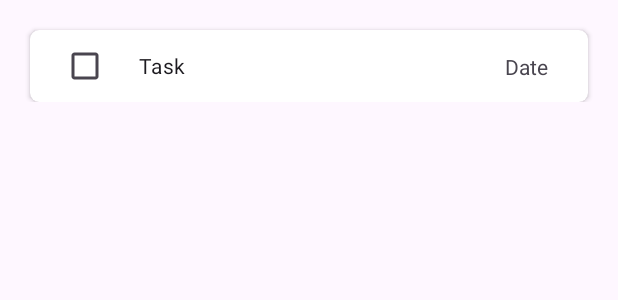
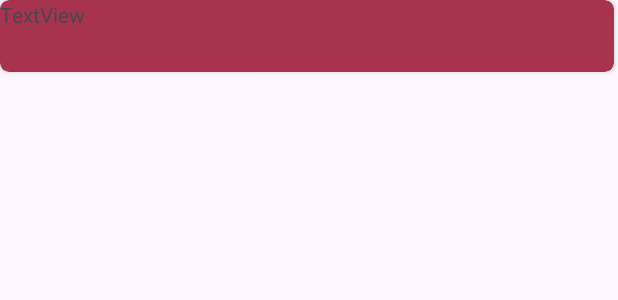
Before and after one commit to Justinohayo/EvergrowTesting, an Android app: the layout recycler_view_row.xml on its own in the app's theme, with its tools: preview values and no code run, on a phone screen of 412 x 824 dp. Shown: the top 300 px of the screen. Run offline under Robolectric (Android 15) with nearby library versions, the phone set to English and light mode, and no system bars.

Commit message:
Edited main, task, and recycler view

```diff
--- a/app/src/main/res/layout/recycler_view_row.xml
+++ b/app/src/main/res/layout/recycler_view_row.xml
@@ -3,48 +3,20 @@
     xmlns:app="http://schemas.android.com/apk/res-auto"
     xmlns:tools="http://schemas.android.com/tools"
     android:layout_width="match_parent"
-    android:layout_height="wrap_content"> <!-- Set background color correctly here -->
+    android:layout_height="match_parent">
 
     <androidx.cardview.widget.CardView
-        android:layout_width="0dp"
-        android:layout_height="wrap_content"
-        android:layout_marginStart="20dp"
-        android:layout_marginTop="20dp"
-        android:layout_marginEnd="20dp"
-        app:cardBackgroundColor="#FFFFFF"
+        android:layout_width="409dp"
+        android:layout_height="48dp"
+        app:cardBackgroundColor="#A7344C"
         app:cardCornerRadius="6dp"
-        app:layout_constraintBottom_toBottomOf="parent"
-        app:layout_constraintEnd_toEndOf="parent"
-        app:layout_constraintStart_toStartOf="parent"
-        app:layout_constraintTop_toTopOf="parent">
+        tools:layout_editor_absoluteX="1dp"
+        tools:layout_editor_absoluteY="52dp">
 
-        <androidx.constraintlayout.widget.ConstraintLayout
-            android:layout_width="365dp"
-            android:layout_height="match_parent"
-            android:layout_marginLeft="20dp">
-
-            <CheckBox
-                android:id="@+id/checkBox"
-                android:layout_width="wrap_content"
-                android:layout_height="wrap_content"
-                android:layout_marginEnd="213dp"
-                android:paddingLeft="20dp"
-                android:text="Task"
-                app:layout_constraintBottom_toBottomOf="parent"
-                app:layout_constraintEnd_toStartOf="@+id/textView"
-                app:layout_constraintStart_toStartOf="parent"
-                app:layout_constraintTop_toTopOf="parent" />
-
-            <TextView
-                android:id="@+id/textView"
-                android:layout_width="wrap_content"
-                android:layout_height="wrap_content"
-                android:layout_marginEnd="40dp"
-                android:text="Date"
-                app:layout_constraintBottom_toBottomOf="parent"
-                app:layout_constraintEnd_toEndOf="parent"
-                app:layout_constraintTop_toTopOf="parent" />
-        </androidx.constraintlayout.widget.ConstraintLayout>
-
+        <TextView
+            android:id="@+id/textView"
+            android:layout_width="wrap_content"
+            android:layout_height="wrap_content"
+            android:text="TextView" />
     </androidx.cardview.widget.CardView>
 </androidx.constraintlayout.widget.ConstraintLayout>
```
Also changed, not shown: app/src/main/java/com/example/evergrowtesting/DT_RecyclerViewAdapter.java (+0 -57 lines).
